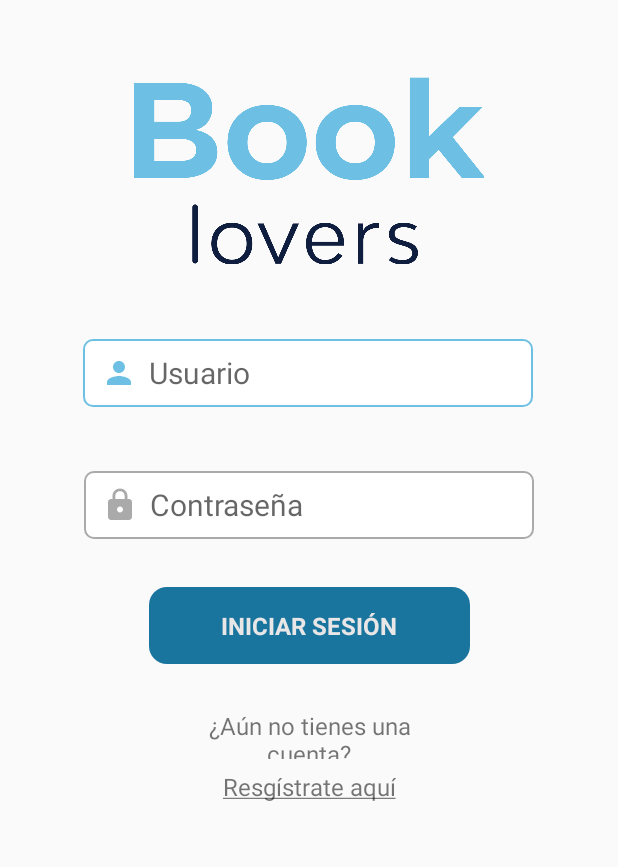
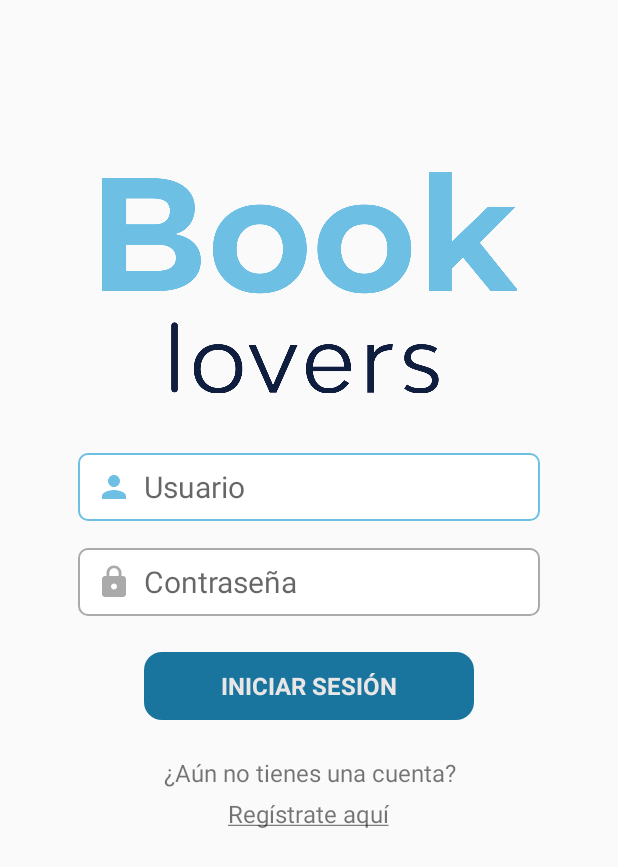
Before and after one commit to vicemora/PST_TA5_G3, an Android app: the screen it shows after launch (LoginActivity), on a phone screen of 412 x 824 dp. Shown: the top 867 px of the screen. Run offline under Robolectric (Android 15) with nearby library versions, the phone set to English and light mode, and no system bars; Roboto replaces fonts that are not available here.

Commit message:
cambio de contraints en login

```diff
--- a/app/src/main/java/com/example/amst3/Database.java
+++ b/app/src/main/java/com/example/amst3/Database.java
@@ -6,18 +6,16 @@ import android.database.sqlite.SQLiteOpenHelper;
 
 public class Database extends SQLiteOpenHelper {
 
+    //Constructor de la base de datos
     public Database (Context context, String name, SQLiteDatabase.CursorFactory factory, int version) {
         super(context, name, factory, version);
     }
-
+    //Implementar los métodos del padre SQLiteOpenHelper
     @Override
     public void onCreate(SQLiteDatabase db) {
         db.execSQL("create table usuarios(nombre_usuario text primary key,contraseña text," +
                                         "nombre text,apellido text,correo text, celular text, favorito text)");
-
-
     }
-
     @Override
     public void onUpgrade(SQLiteDatabase db, int oldVersion, int newVersion) {
     }
--- a/app/src/main/java/com/example/amst3/RegisterActivity.java
+++ b/app/src/main/java/com/example/amst3/RegisterActivity.java
@@ -48,6 +48,7 @@ public class RegisterActivity extends AppCompatActivity {
         //Obteniendo base de datos en modo lectura
         SQLiteDatabase bd = admin.getWritableDatabase();
 
+        //obtiene los datos pasados como parámetro por el usuario
         String username=et1.getText().toString();
         String password=et2.getText().toString();
         String correo=et3.getText().toString();
--- /dev/null
+++ b/app/src/main/res/drawable/custom_lock.xml
@@ -0,0 +1,8 @@
+<?xml version="1.0" encoding="utf-8"?>
+<selector xmlns:android="http://schemas.android.com/apk/res/android">
+    <item android:state_focused="true"
+        android:drawable="@drawable/ic_lock_celeste"/>
+    <item android:state_focused="false"
+        android:drawable="@drawable/ic_lock"/>
+
+</selector>
--- /dev/null
+++ b/app/src/main/res/drawable/custom_person.xml
@@ -0,0 +1,8 @@
+<?xml version="1.0" encoding="utf-8"?>
+<selector xmlns:android="http://schemas.android.com/apk/res/android">
+    <item android:state_focused="true"
+        android:drawable="@drawable/ic_person_celeste"/>
+    <item android:state_focused="false"
+        android:drawable="@drawable/ic_person"/>
+
+</selector>
--- a/app/src/main/res/drawable/ic_person.xml
+++ b/app/src/main/res/drawable/ic_person.xml
@@ -3,7 +3,7 @@
     android:height="24dp"
     android:viewportWidth="24"
     android:viewportHeight="24"
-    android:tint="?attr/colorControlNormal">
+    >
   <path
       android:fillColor="@android:color/darker_gray"
       android:pathData="M12,12c2.21,0 4,-1.79 4,-4s-1.79,-4 -4,-4 -4,1.79 -4,4 1.79,4 4,4zM12,14c-2.67,0 -8,1.34 -8,4v2h16v-2c0,-2.66 -5.33,-4 -8,-4z"/>
--- a/app/src/main/res/drawable/ic_user.xml
+++ /dev/null
@@ -1,10 +0,0 @@
-<vector xmlns:android="http://schemas.android.com/apk/res/android"
-    android:width="24dp"
-    android:height="24dp"
-    android:viewportWidth="24"
-    android:viewportHeight="24">
-
-  <path
-      android:fillColor="@android:color/darker_gray"
-      android:pathData="M12,12c2.21,0 4,-1.79 4,-4s-1.79,-4 -4,-4 -4,1.79 -4,4 1.79,4 4,4zM12,14c-2.67,0 -8,1.34 -8,4v2h16v-2c0,-2.66 -5.33,-4 -8,-4z"/>
-</vector>
--- a/app/src/main/res/layout/activity_login.xml
+++ b/app/src/main/res/layout/activity_login.xml
@@ -8,23 +8,28 @@
 
     <ImageView
         android:id="@+id/imageView"
-        android:layout_width="wrap_content"
-        android:layout_height="0dp"
-        android:layout_marginTop="50dp"
-        android:layout_marginBottom="50dp"
-        app:layout_constraintBottom_toTopOf="@+id/etUsuario"
+        android:layout_width="315dp"
+        android:layout_height="149dp"
+        android:layout_marginStart="52dp"
+        android:layout_marginTop="80dp"
+        android:layout_marginEnd="52dp"
+        app:layout_constraintBottom_toBottomOf="parent"
         app:layout_constraintEnd_toEndOf="parent"
+        app:layout_constraintHorizontal_bias="0.541"
         app:layout_constraintStart_toStartOf="parent"
         app:layout_constraintTop_toTopOf="parent"
+        app:layout_constraintVertical_bias="0.055"
         app:srcCompat="@drawable/letras" />
 
     <EditText
         android:id="@+id/etUsuario"
-        android:layout_width="300dp"
+        android:layout_width="0dp"
         android:layout_height="45dp"
-        android:layout_marginTop="189dp"
+        android:layout_marginStart="52dp"
+        android:layout_marginTop="40dp"
+        android:layout_marginEnd="52dp"
         android:background="@drawable/custom_input"
-        android:drawableStart="@drawable/ic_user"
+        android:drawableStart="@drawable/custom_person"
         android:drawablePadding="8dp"
         android:ems="10"
         android:fontFamily="@font/advent_pro_medium"
@@ -35,18 +40,20 @@
         android:textSize="20sp"
         app:layout_constraintBottom_toTopOf="@+id/etPassword"
         app:layout_constraintEnd_toEndOf="parent"
-        app:layout_constraintHorizontal_bias="0.495"
+        app:layout_constraintHorizontal_bias="0.0"
         app:layout_constraintStart_toStartOf="parent"
-        app:layout_constraintTop_toTopOf="parent" />
+        app:layout_constraintTop_toBottomOf="@+id/imageView" />
 
     <EditText
         android:id="@+id/etPassword"
-        android:layout_width="300dp"
+        android:layout_width="0dp"
         android:layout_height="45dp"
-        android:layout_marginTop="6dp"
-        android:layout_marginBottom="428dp"
+        android:layout_marginStart="52dp"
+        android:layout_marginTop="18dp"
+        android:layout_marginEnd="52dp"
+        android:layout_marginBottom="32dp"
         android:background="@drawable/custom_input"
-        android:drawableStart="@drawable/ic_lock"
+        android:drawableStart="@drawable/custom_lock"
         android:drawablePadding="8dp"
         android:ems="10"
         android:fontFamily="@font/advent_pro_medium"
@@ -55,19 +62,19 @@
         android:paddingStart="12dp"
         android:paddingEnd="12dp"
         android:textSize="20sp"
-        app:layout_constraintBottom_toBottomOf="parent"
+        app:layout_constraintBottom_toTopOf="@+id/button2"
         app:layout_constraintEnd_toEndOf="parent"
+        app:layout_constraintHorizontal_bias="1.0"
         app:layout_constraintStart_toStartOf="parent"
         app:layout_constraintTop_toBottomOf="@+id/etUsuario" />
 
     <Button
         android:id="@+id/button2"
-        android:layout_width="214dp"
-        android:layout_height="51dp"
-        android:layout_marginStart="80dp"
-        android:layout_marginTop="32dp"
-        android:layout_marginEnd="80dp"
-        android:layout_marginBottom="6dp"
+        android:layout_width="0dp"
+        android:layout_height="45dp"
+        android:layout_marginStart="96dp"
+        android:layout_marginTop="24dp"
+        android:layout_marginEnd="96dp"
         android:background="@drawable/button_rounded"
         android:drawablePadding="12dp"
         android:fontFamily="@font/advent_pro_medium"
@@ -77,41 +84,52 @@
         android:textSize="16sp"
         android:textStyle="bold"
         app:backgroundTint="#19759E"
-        app:layout_constraintBottom_toTopOf="@+id/textView2"
         app:layout_constraintEnd_toEndOf="parent"
+        app:layout_constraintHorizontal_bias="0.0"
         app:layout_constraintStart_toStartOf="parent"
         app:layout_constraintTop_toBottomOf="@+id/etPassword" />
 
     <TextView
         android:id="@+id/textView2"
-        android:layout_width="171dp"
-        android:layout_height="0dp"
+        android:layout_width="0dp"
+        android:layout_height="23dp"
         android:layout_marginTop="24dp"
-        android:layout_marginBottom="5dp"
+        android:layout_marginBottom="16dp"
         android:fontFamily="@font/advent_pro_medium"
         android:text="¿Aún no tienes una cuenta?"
         android:textAlignment="center"
         android:textSize="16sp"
-        app:layout_constraintBottom_toTopOf="@+id/textView3"
+        app:layout_constraintBottom_toBottomOf="parent"
         app:layout_constraintEnd_toEndOf="parent"
+        app:layout_constraintHorizontal_bias="0.52"
         app:layout_constraintStart_toStartOf="parent"
-        app:layout_constraintTop_toBottomOf="@+id/button2" />
+        app:layout_constraintTop_toBottomOf="@+id/button2"
+        app:layout_constraintVertical_bias="0.0" />
 
     <TextView
         android:id="@+id/textView3"
-        android:layout_width="wrap_content"
-        android:layout_height="0dp"
-        android:layout_marginTop="2dp"
-        android:layout_marginBottom="278dp"
+        android:layout_width="132dp"
+        android:layout_height="22dp"
+        android:layout_marginTop="4dp"
         android:clickable="true"
         android:fontFamily="@font/advent_pro_medium"
         android:onClick="regitrarse"
         android:text="@string/registrarse"
+        android:textAlignment="center"
         android:textAllCaps="false"
         android:textSize="16sp"
         app:layout_constraintBottom_toBottomOf="parent"
         app:layout_constraintEnd_toEndOf="parent"
+        app:layout_constraintHorizontal_bias="0.498"
         app:layout_constraintStart_toStartOf="parent"
-        app:layout_constraintTop_toBottomOf="@+id/textView2" />
+        app:layout_constraintTop_toBottomOf="@+id/textView2"
+        app:layout_constraintVertical_bias="0.0" />
+
+    <androidx.constraintlayout.widget.Guideline
+        android:id="@+id/guideline2"
+        android:layout_width="wrap_content"
+        android:layout_height="wrap_content"
+        android:orientation="vertical"
+        app:layout_constraintGuide_begin="20dp" />
 
 </androidx.constraintlayout.widget.ConstraintLayout>
--- a/app/src/main/res/layout/activity_register.xml
+++ b/app/src/main/res/layout/activity_register.xml
@@ -8,8 +8,8 @@
 
     <Space
         android:id="@+id/space2"
-        android:layout_width="360dp"
-        android:layout_height="117dp"
+        android:layout_width="410dp"
+        android:layout_height="107dp"
         app:layout_constraintBottom_toBottomOf="parent"
         app:layout_constraintStart_toStartOf="parent"
         app:layout_constraintTop_toTopOf="parent"
--- a/app/src/main/res/values/strings.xml
+++ b/app/src/main/res/values/strings.xml
@@ -3,5 +3,5 @@
     <string name="foreground">Bievenido</string>
     <string name="user">Usuario</string>
     <string name="pass">Contraseña</string>
-    <string name="registrarse"><u>Resgístrate aquí</u></string>
+    <string name="registrarse"><u>Regístrate aquí</u></string>
 </resources>
```
Also changed, not shown: app/src/main/java/com/example/amst3/LoginActivity.java (+3 -6 lines), app/src/main/java/com/example/amst3/Usuario.java (+10 -0 lines).
